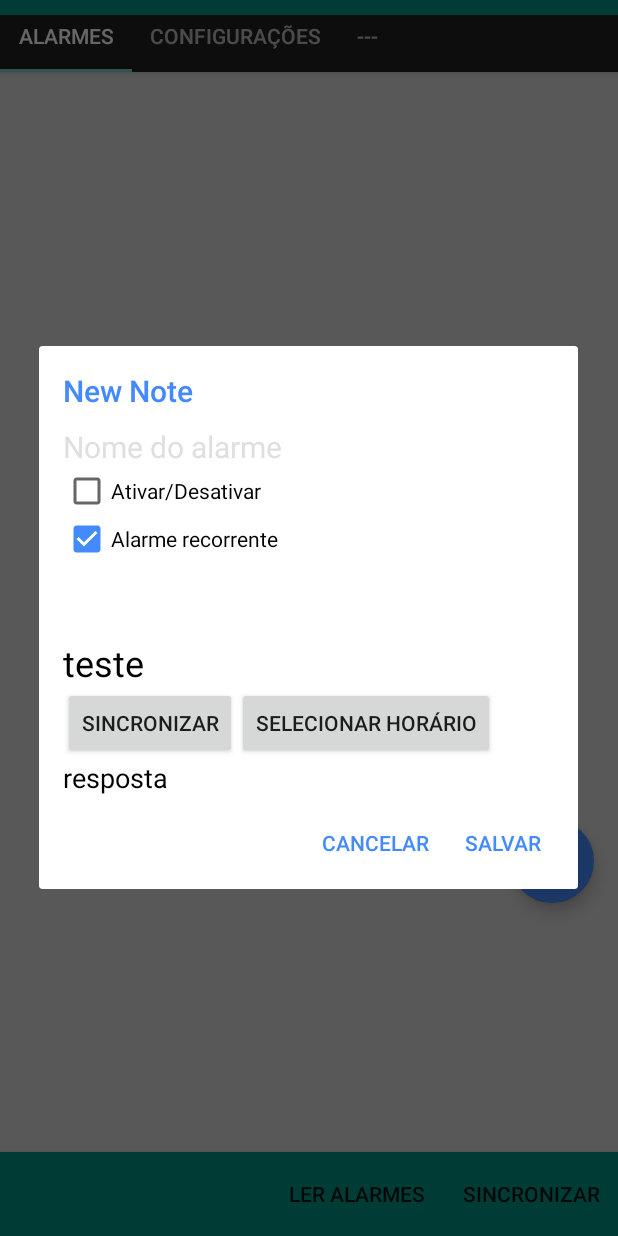
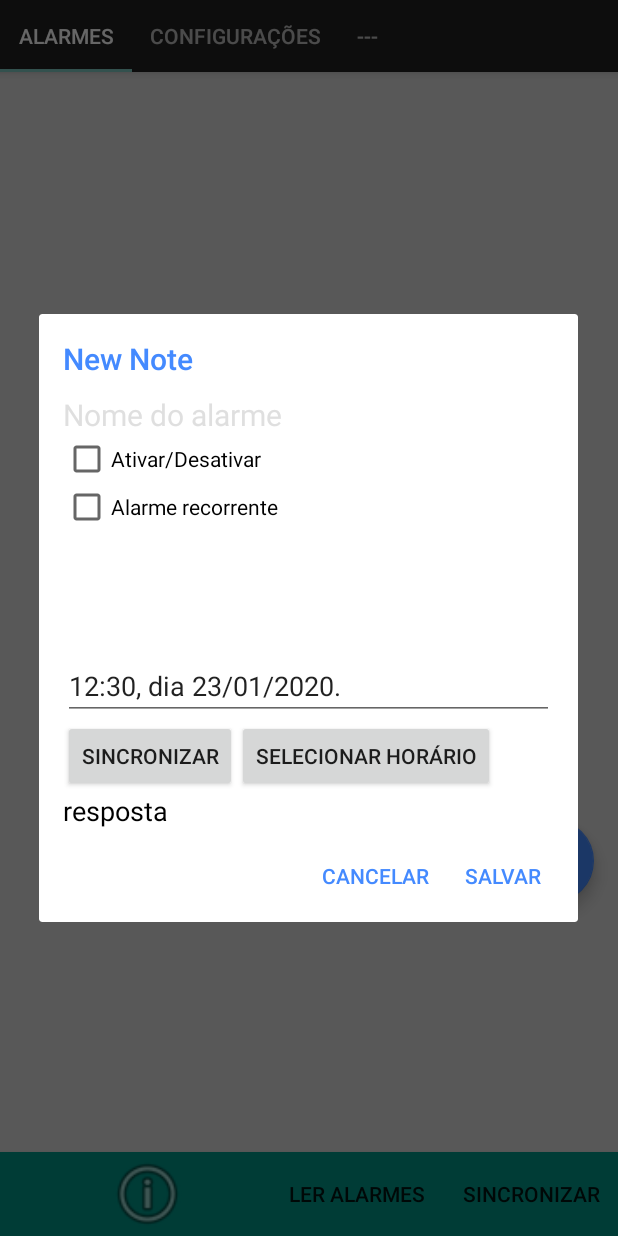
Before and after one commit to brutalzinn/AndroidSQLLITE-BLUETOOTH, an Android app: the AndruinoActivity screen opened directly, with no data from a screen before it, after a tap on an icon or button, on a phone screen of 412 x 824 dp. Run offline under Robolectric (Android 15) with nearby library versions, the phone set to English and light mode, and no system bars; libraries missing offline, so code that uses them is left out: me.drakeet.materialdialog; network calls fail; 6 statements that could not run were skipped.

Commit message:
Mudanças não muito críticas
Mudanças no design

```diff
--- a/app/src/main/java/info/androidhive/sqlite/bluetooth/AndruinoActivity.java
+++ b/app/src/main/java/info/androidhive/sqlite/bluetooth/AndruinoActivity.java
@@ -82,7 +82,7 @@ public class AndruinoActivity extends AppCompatActivity {
 
 
         mToolbar = (Toolbar) findViewById(R.id.tb_main);
-        mToolbar.setTitle("Andruíno Bluetooth");
+        mToolbar.setTitle("Relógio do papai");
         mToolbar.setSubtitle("Status Conectado!");
       //  mToolbar.setLogo(R.drawable.ic_launcher);
         setSupportActionBar(mToolbar);
--- a/app/src/main/res/layout/activity_andruino.xml
+++ b/app/src/main/res/layout/activity_andruino.xml
@@ -15,7 +15,24 @@
         android:visibility="visible"
         app:layout_behavior="@string/appbar_scrolling_view_behavior" >
 
+        <android.support.v7.widget.Toolbar
+            android:id="@+id/toolbar"
+            android:layout_width="match_parent"
+            android:layout_height="wrap_content"
+            android:background="?attr/colorPrimary"
+            android:minHeight="?attr/actionBarSize"
+            android:theme="?attr/actionBarTheme" />
     </android.support.v4.view.ViewPager>
+
+    <android.support.v7.widget.Toolbar
+        android:id="@+id/tb_main"
+        android:layout_width="match_parent"
+        android:layout_height="10dp"
+        android:layout_alignParentStart="true"
+        android:background="?attr/colorPrimary"
+        android:elevation="4dp"
+        android:minHeight="?attr/actionBarSize"
+        app:popupTheme="@style/ThemeOverlay.AppCompat.Light" />
 
     <android.support.design.widget.AppBarLayout
         android:id="@+id/appbar"
@@ -31,16 +48,6 @@
 
     </android.support.design.widget.AppBarLayout>
 
-    <android.support.v7.widget.Toolbar
-        android:id="@+id/tb_main"
-        android:layout_width="match_parent"
-        android:layout_height="10dp"
-        android:layout_alignParentLeft="true"
-        android:background="?attr/colorPrimary"
-        android:elevation="4dp"
-        android:minHeight="?attr/actionBarSize"
-        app:popupTheme="@style/ThemeOverlay.AppCompat.Light" />
-
     <include
         android:id="@+id/inc_tb_bottom"
         layout="@layout/toolbar_bottom" />
--- a/app/src/main/res/layout/note_dialog.xml
+++ b/app/src/main/res/layout/note_dialog.xml
@@ -63,7 +63,7 @@
         android:id="@+id/check_alarm_recorring"
         android:layout_width="match_parent"
         android:layout_height="wrap_content"
-        android:checked="true"
+        android:checked="false"
         android:text="Alarme recorrente" />
 
     <HorizontalScrollView
@@ -80,8 +80,8 @@
 
             <ToggleButton
                 android:id="@+id/seg"
-                android:layout_width="50dp"
-                android:layout_height="50dp"
+                android:layout_width="wrap_content"
+                android:layout_height="wrap_content"
                 android:layout_gravity="center_horizontal"
                 android:layout_weight="30"
                 android:text="@string/seg"
@@ -90,8 +90,8 @@
 
             <ToggleButton
                 android:id="@+id/ter"
-                android:layout_width="50dp"
-                android:layout_height="50dp"
+                android:layout_width="wrap_content"
+                android:layout_height="wrap_content"
                 android:layout_gravity="center_horizontal"
                 android:layout_weight="30"
                 android:checked="false"
@@ -101,8 +101,8 @@
 
             <ToggleButton
                 android:id="@+id/qua"
-                android:layout_width="50dp"
-                android:layout_height="50dp"
+                android:layout_width="wrap_content"
+                android:layout_height="wrap_content"
                 android:layout_gravity="center_horizontal"
                 android:layout_weight="30"
                 android:text="@string/quar"
@@ -111,8 +111,8 @@
 
             <ToggleButton
                 android:id="@+id/qui"
-                android:layout_width="50dp"
-                android:layout_height="50dp"
+                android:layout_width="wrap_content"
+                android:layout_height="wrap_content"
                 android:layout_gravity="center_horizontal"
                 android:layout_weight="30"
                 android:text="@string/quin"
@@ -121,8 +121,8 @@
 
             <ToggleButton
                 android:id="@+id/sex"
-                android:layout_width="50dp"
-                android:layout_height="50dp"
+                android:layout_width="wrap_content"
+                android:layout_height="wrap_content"
                 android:layout_gravity="center_horizontal"
                 android:layout_weight="30"
                 android:text="@string/sex"
@@ -131,8 +131,8 @@
 
             <ToggleButton
                 android:id="@+id/sab"
-                android:layout_width="50dp"
-                android:layout_height="50dp"
+                android:layout_width="wrap_content"
+                android:layout_height="wrap_content"
                 android:layout_gravity="center_horizontal"
                 android:layout_weight="30"
                 android:text="@string/s_b"
@@ -141,8 +141,8 @@
 
             <ToggleButton
                 android:id="@+id/dom"
-                android:layout_width="50dp"
-                android:layout_height="50dp"
+                android:layout_width="wrap_content"
+                android:layout_height="wrap_content"
                 android:layout_gravity="center_horizontal"
                 android:layout_weight="30"
                 android:checked="false"
@@ -160,7 +160,15 @@
         android:text="teste"
         android:textColor="#000000"
         android:textSize="24sp"
-        android:visibility="visible" />
+        android:visibility="invisible" />
+
+    <EditText
+        android:id="@+id/horadata"
+        android:layout_width="match_parent"
+        android:layout_height="wrap_content"
+        android:ems="10"
+        android:inputType="time"
+        android:text="12:30, dia 23/01/2020." />
 
     <LinearLayout
         android:layout_width="wrap_content"
--- a/app/src/main/res/layout/toolbar_bottom.xml
+++ b/app/src/main/res/layout/toolbar_bottom.xml
@@ -12,7 +12,9 @@
     <ImageView
         android:id="@+id/iv_settings"
 
-        android:layout_width="24dp"
-        android:layout_height="24dp" />
+        android:layout_width="match_parent"
+        android:layout_height="match_parent"
+        android:contentDescription="@string/informa_es"
+        app:srcCompat="@android:drawable/ic_menu_info_details" />
 
 </android.support.v7.widget.Toolbar>
```
Also changed, not shown: app/src/main/AndroidManifest.xml (+10 -0 lines), app/src/main/java/info/androidhive/sqlite/bluetooth/DeviceListActivity.java (+17 -23 lines), app/src/main/java/info/androidhive/sqlite/bluetooth/SplashInfoActivity.java (added, +30 -0 lines), app/src/main/java/info/androidhive/sqlite/view/tabs/Tab1Fragment.java (+123 -49 lines), app/src/main/res/layout/activity_application_info.xml (added, +36 -0 lines), app/src/main/res/layout/activity_splash.xml (+17 -11 lines), app/src/main/res/values/strings.xml (+8 -5 lines).
